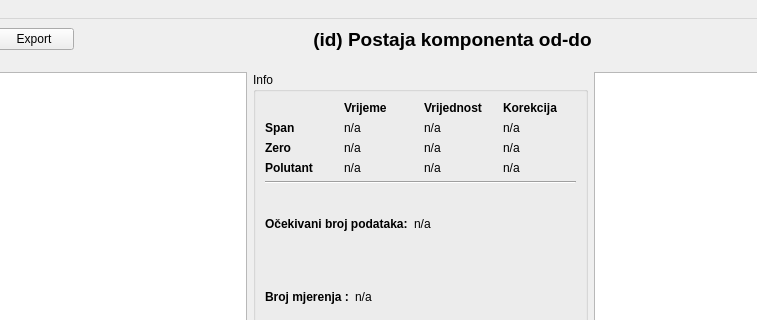
First picture: the form in app/view/ui_files/mainwindow.ui, repository kluksa/validacija_aplikacija, before the edit; both pictures show x 101 to 858 and y 0 to 320 of the 1043 by 669 pixel window.
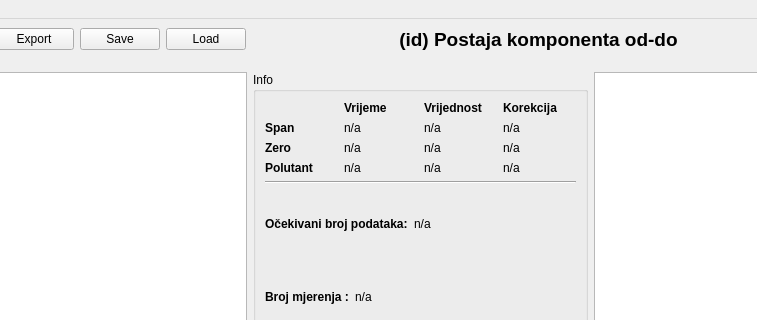
Second picture: the form after the edit.

The edit to the form file:
```diff
--- a/app/view/ui_files/mainwindow.ui
+++ b/app/view/ui_files/mainwindow.ui
@@ -37,6 +37,20 @@
         </property>
        </widget>
       </item>
+      <item>
+       <widget class="QPushButton" name="buttonSerialize">
+        <property name="text">
+         <string>Save</string>
+        </property>
+       </widget>
+      </item>
+      <item>
+       <widget class="QPushButton" name="buttonUnserialize">
+        <property name="text">
+         <string>Load</string>
+        </property>
+       </widget>
+      </item>
       <item>
        <widget class="QLabel" name="labelOpisGrafa">
         <property name="sizePolicy">
```
